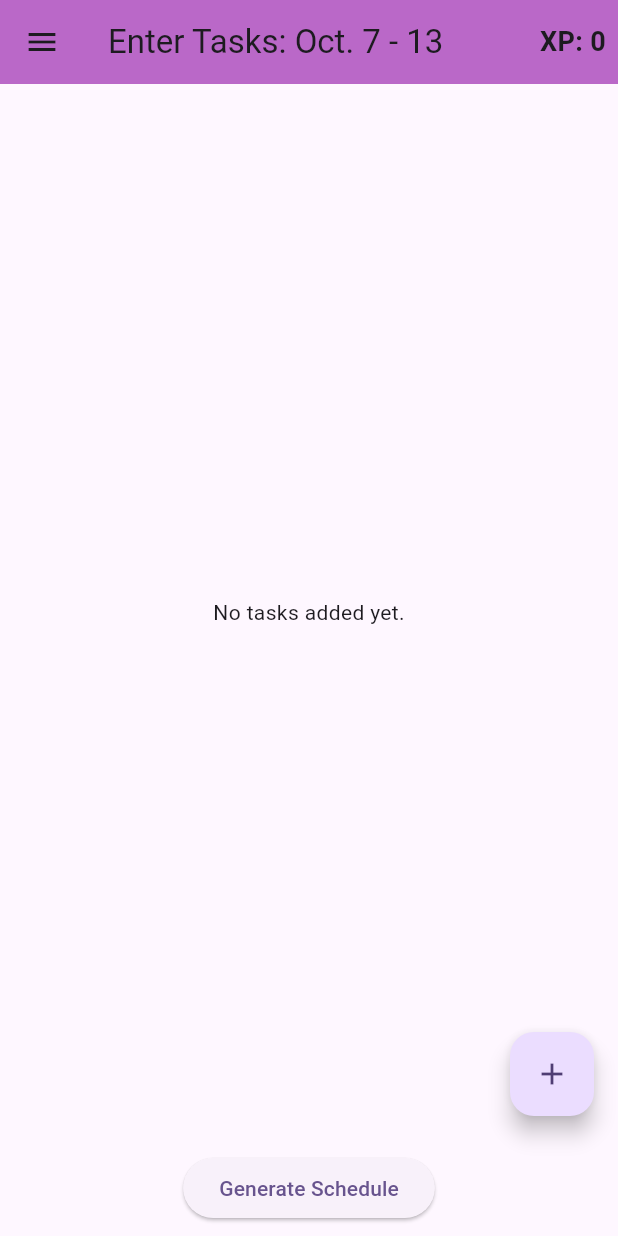
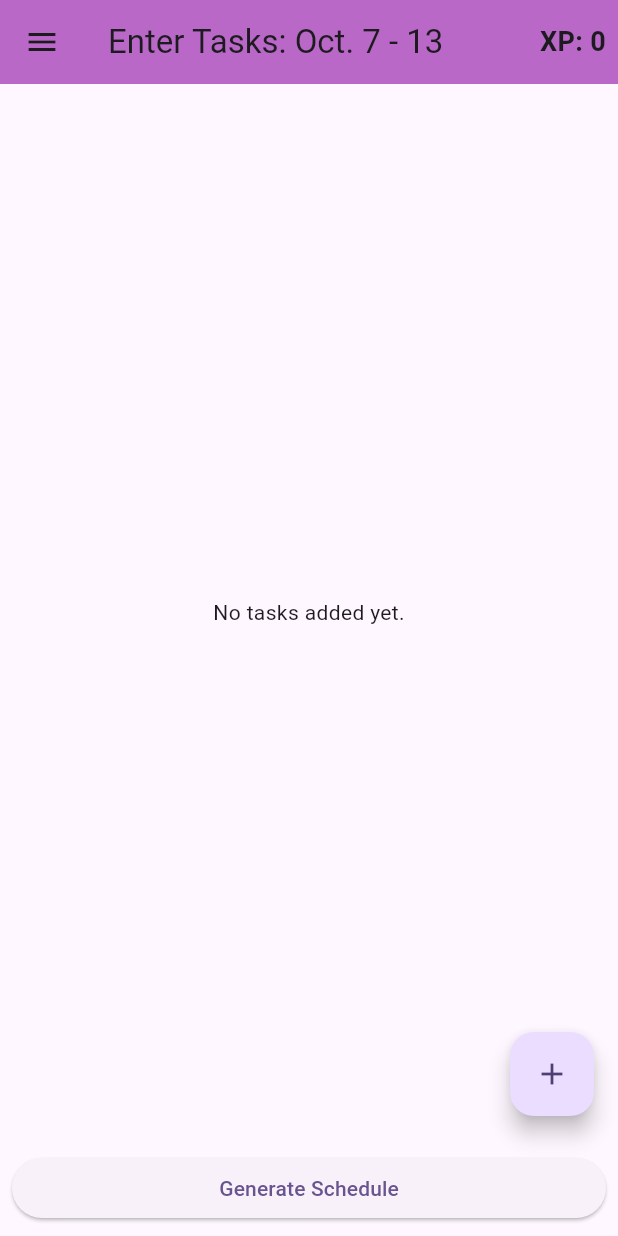
Before and after one commit to aravchand/ProcrastiQuest, a Flutter app: the screen it shows after launch, on a phone screen of 412 x 824 dp. Run offline on Flutter 3.47's test engine with Material 3 defaults, Android fonts, the phone set to English and light mode, and no system bars.

Commit message:
Update test3.dart

```diff
--- a/lib/test3.dart
+++ b/lib/test3.dart
@@ -8,12 +8,18 @@ import 'package:congress_app_challenge_24/task.dart';
 class TaskPage extends StatefulWidget {
   final List<Task> tasks;
   final Function(List<Task>) onTasksChanged;
+  final VoidCallback onGenerateSchedule;
 
-  TaskPage({required this.tasks, required this.onTasksChanged});
+  TaskPage({
+    required this.tasks,
+    required this.onTasksChanged,
+    required this.onGenerateSchedule,
+  });
 
   @override
   _TaskPageState createState() => _TaskPageState();
 }
+
 
 class _TaskPageState extends State<TaskPage> {
   List<int> availableTimes = List<int>.filled(7, 120); // Default study times, can be changed by user
@@ -141,18 +147,9 @@ class _TaskPageState extends State<TaskPage> {
       ),
       bottomNavigationBar: Padding(
         padding: const EdgeInsets.all(8.0),
-        child: Column(
-          mainAxisSize: MainAxisSize.min,
-          children: [
-            // ElevatedButton(
-            //   onPressed: _goToStudyTimesPage,
-            //   child: Text("Set Study Times"),
-            // ),
-            ElevatedButton(
-              onPressed: _generateSchedule,
-              child: Text("Generate Schedule"),
-            ),
-          ],
+        child: ElevatedButton(
+          onPressed: widget.onGenerateSchedule, // Calls _generateSchedule in TaskApp
+          child: Text("Generate Schedule"),
         ),
       ),
     );
```
